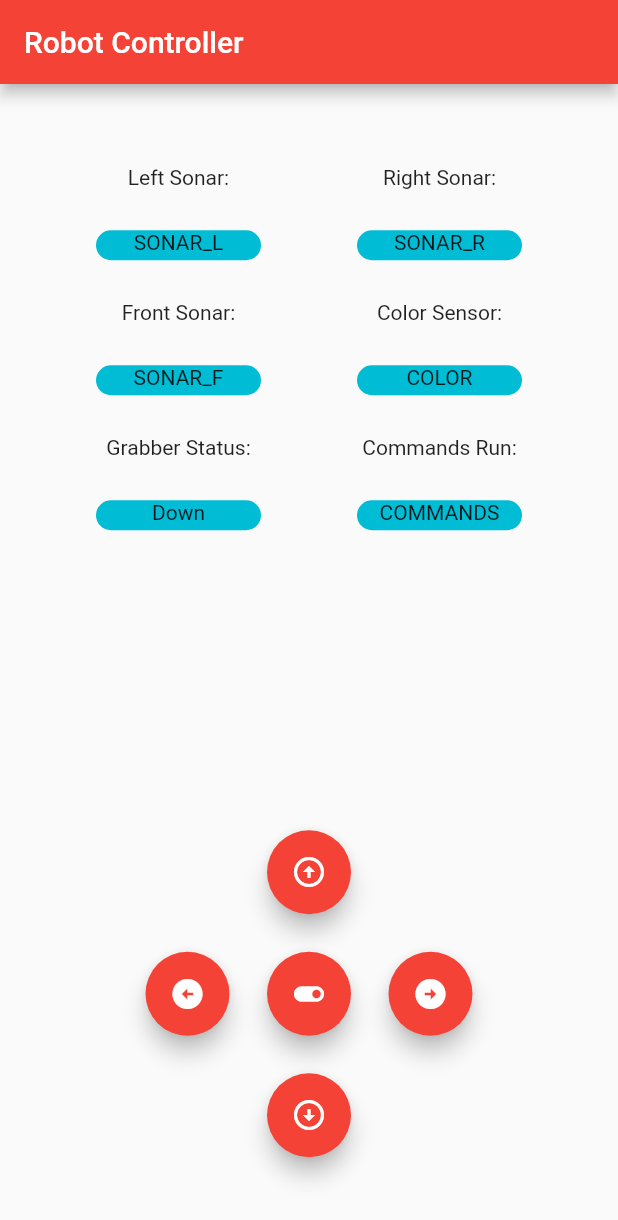
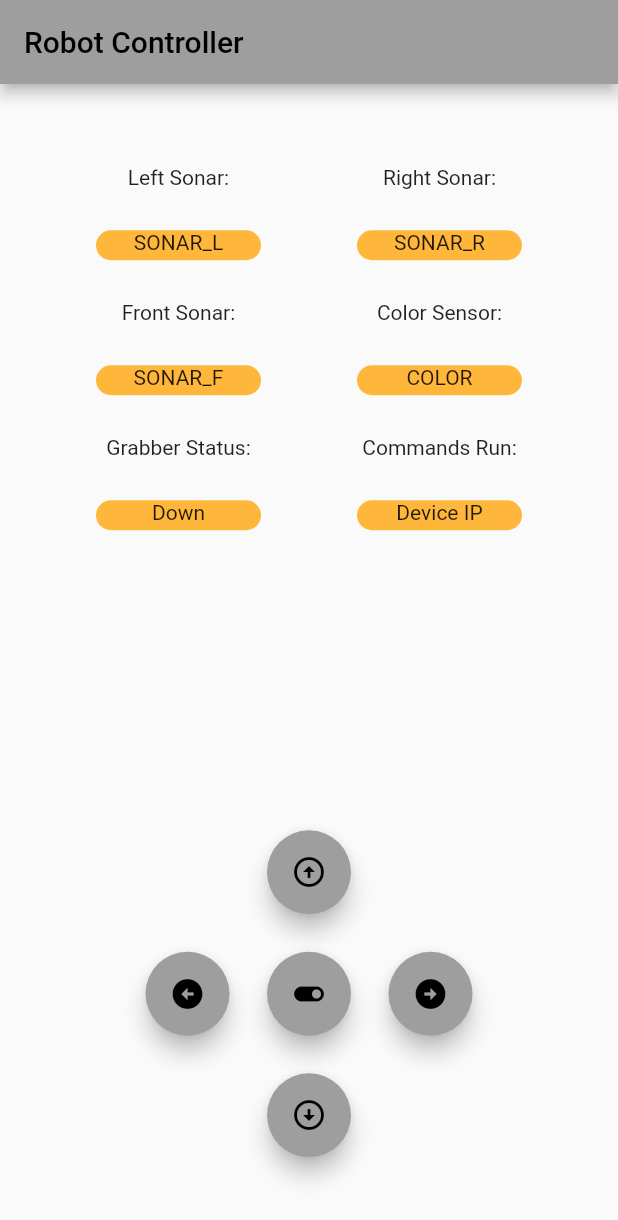
Before and after one commit to G-hop7/Robot-Controller, a Flutter app: the screen it shows after launch, on a phone screen of 412 x 824 dp. Shown: the top 1220 px of the screen. Run offline on Flutter 3.47's test engine with Material 2 defaults, Android fonts, the phone set to English and light mode, and no system bars; missing offline and left inert: network_info_plus.

Commit message:
color scheme updates and changes

```diff
--- a/main/clickme/lib/main.dart
+++ b/main/clickme/lib/main.dart
@@ -29,7 +29,7 @@ class MyApp extends StatelessWidget {
         // or simply save your changes to "hot reload" in a Flutter IDE).
         // Notice that the counter didn't reset back to zero; the application
         // is not restarted.
-        primarySwatch: Colors.red,
+        primarySwatch: Colors.grey,
       ),
       home: const MyHomePage(title: 'Robot Controller'),
     );
@@ -185,7 +185,7 @@ class _MyHomePageState extends State<MyHomePage> {
                   width: 110,
                   height: 20,
                   decoration: BoxDecoration(
-                    color: Colors.cyan,
+                    color: Color.fromARGB(255, 255, 183, 59),
                     borderRadius: BorderRadius.circular(20),
                   ),
                   alignment: Alignment.topCenter,
@@ -195,7 +195,7 @@ class _MyHomePageState extends State<MyHomePage> {
                   width: 110,
                   height: 20,
                   decoration: BoxDecoration(
-                    color: Colors.cyan,
+                    color: Color.fromARGB(255, 255, 183, 59),
                     borderRadius: BorderRadius.circular(20),
                   ),
                   alignment: Alignment.topCenter,
@@ -235,7 +235,7 @@ class _MyHomePageState extends State<MyHomePage> {
                   width: 110,
                   height: 20,
                   decoration: BoxDecoration(
-                    color: Colors.cyan,
+                    color: Color.fromARGB(255, 255, 183, 59),
                     borderRadius: BorderRadius.circular(20),
                   ),
                   alignment: Alignment.topCenter,
@@ -245,7 +245,7 @@ class _MyHomePageState extends State<MyHomePage> {
                   width: 110,
                   height: 20,
                   decoration: BoxDecoration(
-                    color: Colors.cyan,
+                    color: Color.fromARGB(255, 255, 183, 59),
                     borderRadius: BorderRadius.circular(20),
                   ),
                   alignment: Alignment.topCenter,
@@ -285,7 +285,7 @@ class _MyHomePageState extends State<MyHomePage> {
                   width: 110,
                   height: 20,
                   decoration: BoxDecoration(
-                    color: Colors.cyan,
+                    color: Color.fromARGB(255, 255, 183, 59),
                     borderRadius: BorderRadius.circular(20),
                   ),
                   alignment: Alignment.topCenter,
@@ -295,11 +295,11 @@ class _MyHomePageState extends State<MyHomePage> {
                   width: 110,
                   height: 20,
                   decoration: BoxDecoration(
-                    color: Colors.cyan,
+                    color: Color.fromARGB(255, 255, 183, 59),
                     borderRadius: BorderRadius.circular(20),
                   ),
                   alignment: Alignment.topCenter,
-                  child: const Text("COMMANDS"
+                  child: const Text("Device IP"
                       //style:
                       ),
                       ),]),
```
